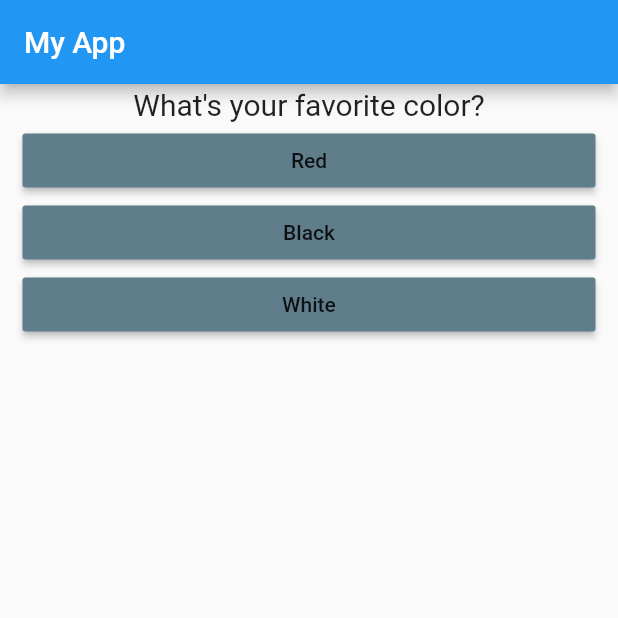
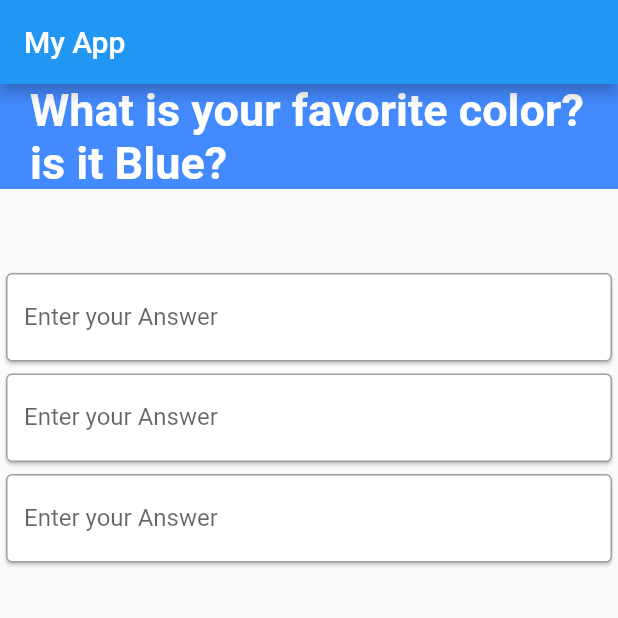
Before and after one commit to ramim94/FPersonalityQuiz, a Flutter app: the screen it shows after launch, on a phone screen of 412 x 824 dp, the top half of it. Run offline on Flutter 3.47's test engine with Material 2 defaults, Android fonts, the phone set to English and light mode, and no system bars.

Commit message:
adding answer layout

```diff
--- a/lib/answer.dart
+++ b/lib/answer.dart
@@ -11,9 +11,13 @@ class Answer extends StatelessWidget {
     return Container(
       width: double.infinity,
       margin: EdgeInsets.only(left: 15, top: 0, right: 15, bottom: 0),
-      child: RaisedButton(
-        color: Colors.blueGrey,
-        child: Text(answerText["text"]),
+      child: FlatButton(
+        color: Colors.blueAccent,
+        child: Text(answerText["text"],
+            style: TextStyle(
+              color: Colors.white,
+            ),
+        ),
         onPressed:() => onPressedFunction(answerText["score"]),
       ),
     );
--- /dev/null
+++ b/lib/answer_text.dart
@@ -0,0 +1,19 @@
+import 'package:flutter/cupertino.dart';
+import 'package:flutter/material.dart';
+
+class AnswerTextBox extends StatelessWidget {
+  @override
+  Widget build(BuildContext context) {
+    return Container(
+      child: Card(
+        child: TextField(
+          onSubmitted: null,
+          decoration: InputDecoration(
+            border: OutlineInputBorder(),
+            labelText: 'Enter your Answer',
+          ),
+        ),
+      ),
+    );
+  }
+}
--- a/lib/main.dart
+++ b/lib/main.dart
@@ -1,5 +1,6 @@
 import 'package:flutter/material.dart';
 import 'package:flutterpersonalityquiz/answer.dart';
+import 'package:flutterpersonalityquiz/answer_text.dart';
 import 'package:flutterpersonalityquiz/question.dart';
 import 'package:flutterpersonalityquiz/result.dart';
 
@@ -57,15 +58,18 @@ class _MyAppState extends State<MyApp> {
     return MaterialApp(home: Scaffold(
       appBar: AppBar(title: Text("My App")),
       body: _qIndex < _question.length ? Column(
+        mainAxisAlignment: MainAxisAlignment.start,
         children: <Widget>[
           Question(_question[_qIndex]["questionText"]),
+          SizedBox(height: 50,),
 //          Answer("Answer 1", _answeredQuestion,),
 //          Answer("Answer 2", _answeredQuestion,),
 //          Answer("Answer 3", _answeredQuestion,),
         //foreign language
           ...(_question[_qIndex]["answers"] as List<Map<String,Object>>)
             .map((eachAnswer) {
-          return Answer(eachAnswer,_answeredQuestion);
+//          return Answer(eachAnswer,_answeredQuestion);
+          return AnswerTextBox();
         }).toList()
         ],
       ): Result(_totalScore,_resetQuiz),
--- a/lib/question.dart
+++ b/lib/question.dart
@@ -10,13 +10,19 @@ class Question extends StatelessWidget {
   @override
   Widget build(BuildContext context) {
     return Container(
+      color: Colors.blueAccent,
       width: double.infinity,
-      margin: EdgeInsets.all(2.0),
-      child: Text(_questionText,
+
+      margin: EdgeInsets.only(bottom : 2.0),
+      alignment: Alignment(0,0),
+      padding: EdgeInsets.only(left: 20,right: 20),
+      child: Text("What is your favorite color? \nis it Blue?",
         style: TextStyle(
-          fontSize: 20,
+          color: Colors.white,
+          fontSize: 30,
+          fontWeight: FontWeight.bold
         ),
-        textAlign: TextAlign.center,
+        textAlign: TextAlign.start,
       ),
     ) ;
   }
```
